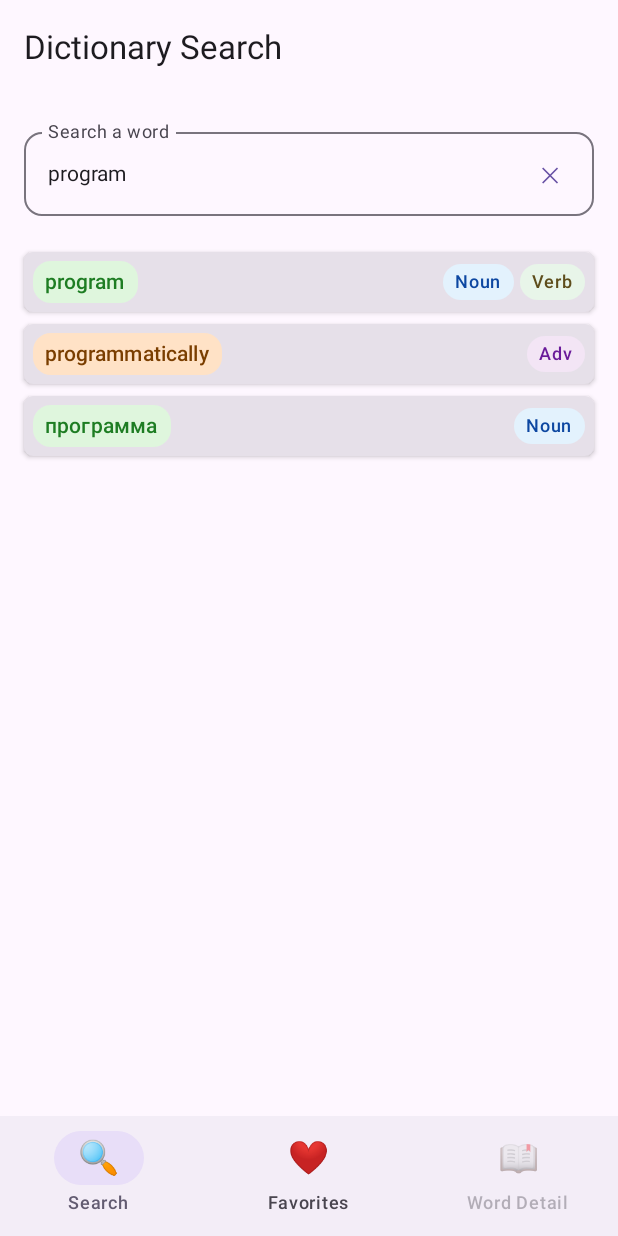
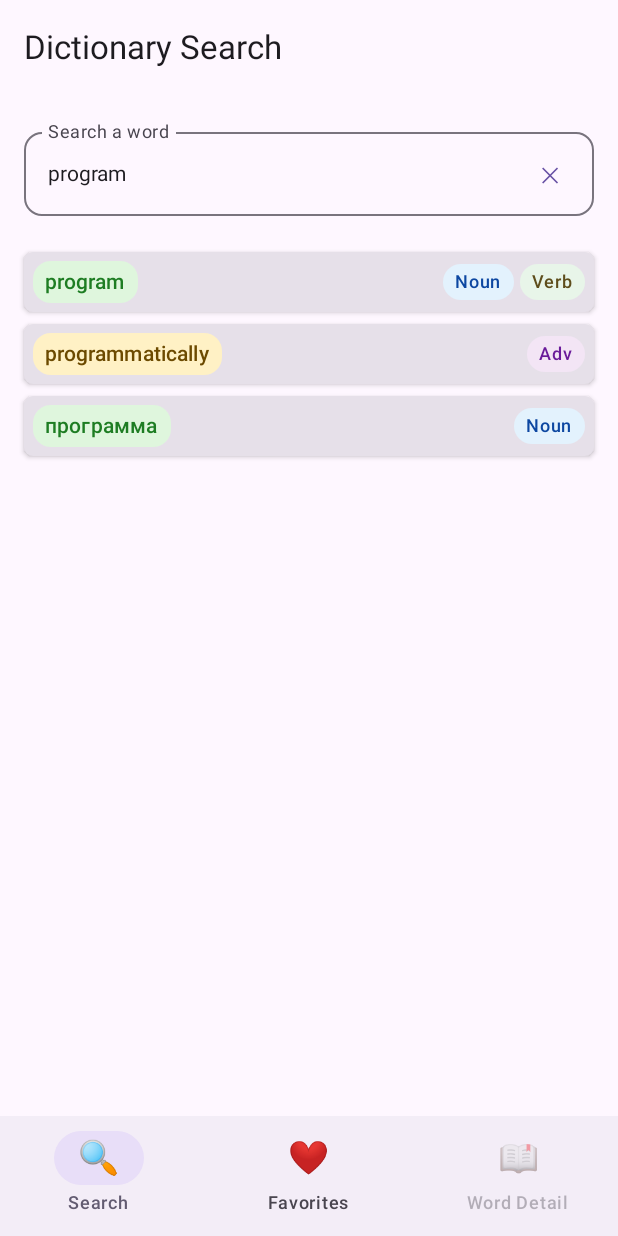
Before and after one commit to slovymovy/slovy-movy-app, an Android app built with Jetpack Compose: the @Preview function SearchScreenPreviewMultilingualResults, on a phone screen of 412 x 824 dp. Run offline under Robolectric (Android 15) with nearby library versions, the phone set to English and light mode, and no system bars.

Commit message:
Tune frequency colors
fix #109

```diff
--- a/composeApp/src/commonMain/kotlin/com/slovy/slovymovyapp/ui/word/WordDetailsColors.kt
+++ b/composeApp/src/commonMain/kotlin/com/slovy/slovymovyapp/ui/word/WordDetailsColors.kt
@@ -22,9 +22,9 @@ internal fun colorsForLevel(level: LearnerLevel): Pair<Color, Color> = when (lev
 @Composable
 internal fun getFrequencyColor(zipfFrequency: Float): Pair<Color, Color> {
     return when {
-        zipfFrequency >= 5.0f -> Color(0xFFDFF6DD) to Color(0xFF1E7D23)
-        zipfFrequency >= 4.0f -> Color(0xFFFFF1C5) to Color(0xFF6C4A00)
-        zipfFrequency >= 3.0f -> Color(0xFFFFE2C6) to Color(0xFF7A3E00)
+        zipfFrequency >= 4.0f -> Color(0xFFDFF6DD) to Color(0xFF1E7D23)
+        zipfFrequency >= 3.0f -> Color(0xFFFFF1C5) to Color(0xFF6C4A00)
+        zipfFrequency >= 2.0f -> Color(0xFFFFE2C6) to Color(0xFF7A3E00)
         else -> Color(0xFFE7E9F0) to Color(0xFF3F4856)
     }
 }
```
